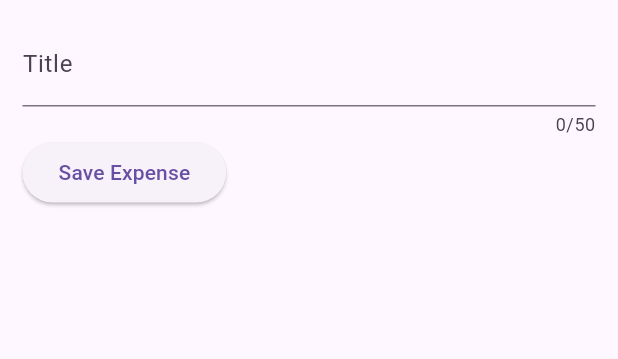
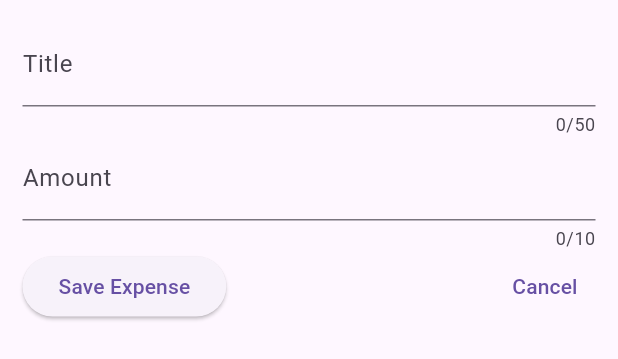
Before and after one commit to carlsantos-mkii/expense-tracker, a Flutter app: the NewExpense widget shown alone on an empty page, opened directly, after a tap on "Save Expense", on a phone screen of 412 x 824 dp. Shown: the top 359 px of the screen. Run offline on Flutter 3.47's test engine with Material 3 defaults, Android fonts, the phone set to English and light mode, and no system bars.

Commit message:
TextEditingController

```diff
--- a/lib/widgets/new_expense.dart
+++ b/lib/widgets/new_expense.dart
@@ -1,4 +1,5 @@
 import 'package:flutter/material.dart';
+import 'package:flutter/services.dart';
 
 class NewExpense extends StatefulWidget {
 	const NewExpense({super.key});
@@ -10,10 +11,14 @@ class NewExpense extends StatefulWidget {
 }
 
 class _NewExpenseState extends State<NewExpense> {
-  var _enteredTitle = '';
+  final _titleController = TextEditingController();
+  final _amountController = TextEditingController();
 
-  void _saveTitleInput(String inputValue) {
-    _enteredTitle = inputValue;
+  @override
+  void dispose() {
+    _titleController.dispose();
+    _amountController.dispose();
+    super.dispose();
   }
 
 	@override
@@ -23,20 +28,39 @@ class _NewExpenseState extends State<NewExpense> {
 			child: Column(
 				children: [
 					TextField(
-            onChanged: _saveTitleInput,
+            controller: _titleController,
 						maxLength: 50,
 						decoration: const InputDecoration(
 							label: Text('Title'),
 						),
 					),
+          TextField(
+            controller: _amountController,
+            inputFormatters: [ FilteringTextInputFormatter.digitsOnly ],
+            keyboardType: TextInputType.number,
+            maxLength: 10,
+            decoration: const InputDecoration(
+              prefixText: '\$',
+              label: Text('Amount'),
+            ),
+          ),
           Row(children: [
             ElevatedButton(
               onPressed: () {
-                print(_enteredTitle);
+                print(_titleController.text);
+                print(_amountController.text);
               },
               child: const Text('Save Expense'),
-              )
-          ],)
+              ),
+              const Spacer(),
+              TextButton(
+                onPressed: () {
+                  Navigator.pop(context);
+                },
+                child: const Text('Cancel'),
+                )
+            ],
+          )
 				],
 			)
 
```
